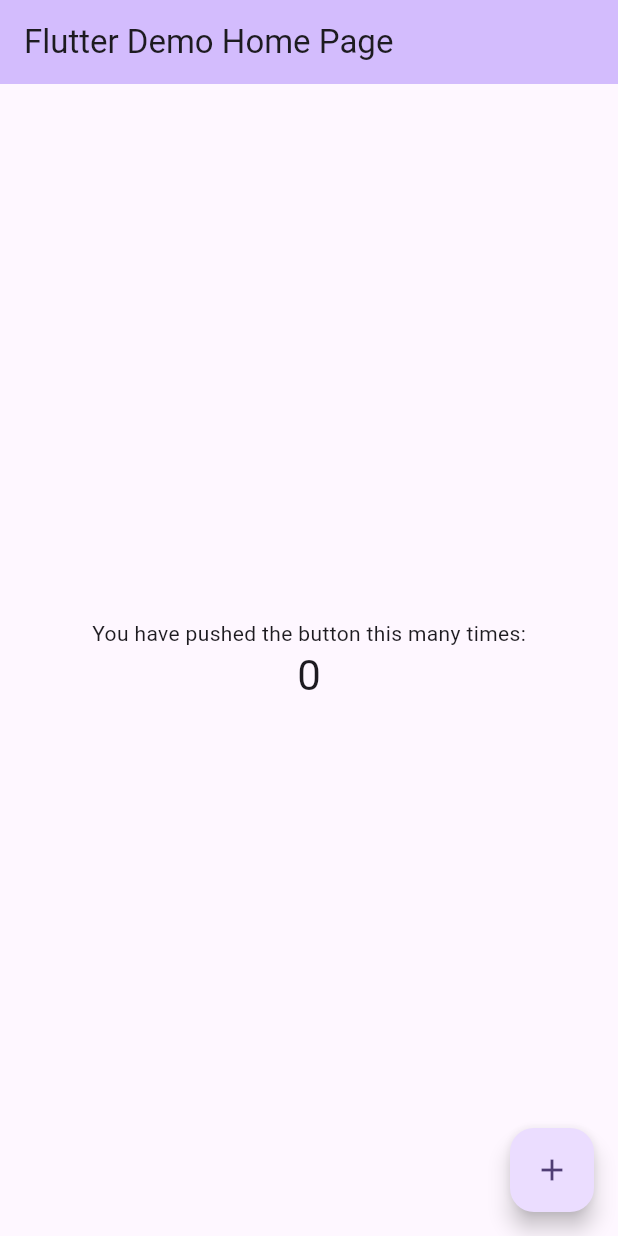
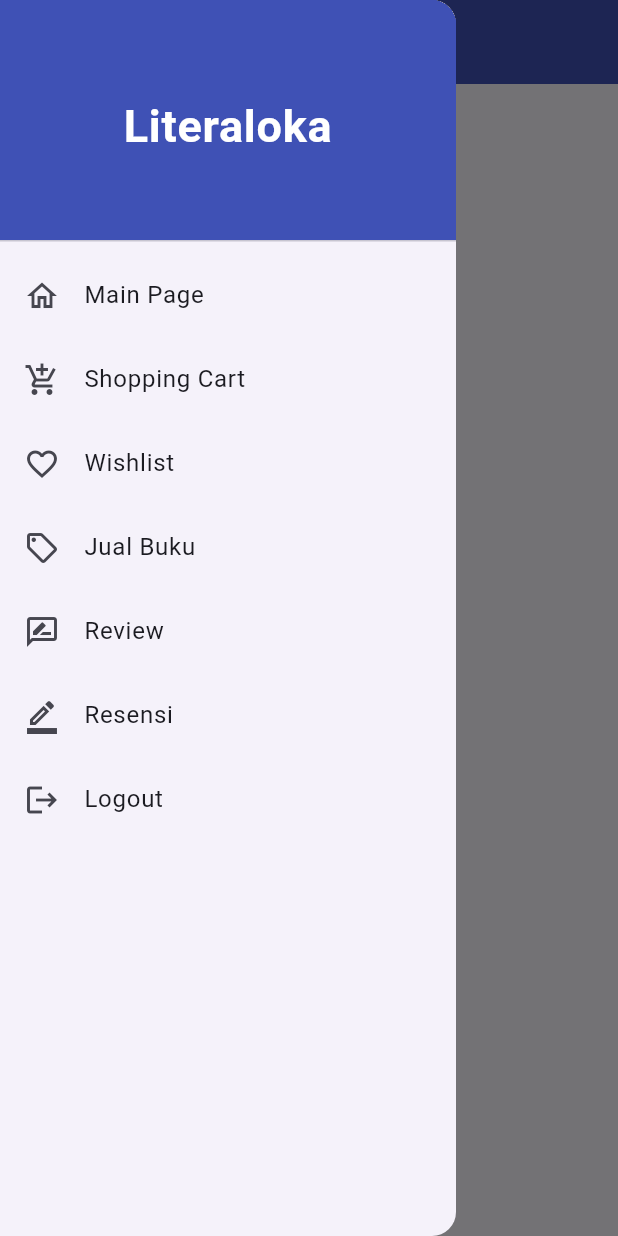
Before and after one commit to GROUP-F01/Proyek-Akhir-Semester-F01, a Flutter app: the screen it shows after launch, with the side drawer open (before the commit the screen has no drawer), on a phone screen of 412 x 824 dp. Run offline on Flutter 3.47's test engine with Material 2 defaults, Android fonts, the phone set to English and light mode, and no system bars.

Commit message:
mulai ngerjain

```diff
--- a/lib/main.dart
+++ b/lib/main.dart
@@ -1,4 +1,5 @@
 import 'package:flutter/material.dart';
+import 'package:literaloka/main/menu.dart';
 
 void main() {
   runApp(const MyApp());
@@ -13,113 +14,10 @@ class MyApp extends StatelessWidget {
     return MaterialApp(
       title: 'Flutter Demo',
       theme: ThemeData(
-        // This is the theme of your application.
-        //
-        // TRY THIS: Try running your application with "flutter run". You'll see
-        // the application has a blue toolbar. Then, without quitting the app,
-        // try changing the seedColor in the colorScheme below to Colors.green
-        // and then invoke "hot reload" (save your changes or press the "hot
-        // reload" button in a Flutter-supported IDE, or press "r" if you used
-        // the command line to start the app).
-        //
-        // Notice that the counter didn't reset back to zero; the application
-        // state is not lost during the reload. To reset the state, use hot
-        // restart instead.
-        //
-        // This works for code too, not just values: Most code changes can be
-        // tested with just a hot reload.
-        colorScheme: ColorScheme.fromSeed(seedColor: Colors.deepPurple),
+        colorScheme: ColorScheme.fromSeed(seedColor: Colors.indigo),
         useMaterial3: true,
       ),
-      home: const MyHomePage(title: 'Flutter Demo Home Page'),
+      home: const MyHomePage()
     );
   }
 }
-
-class MyHomePage extends StatefulWidget {
-  const MyHomePage({super.key, required this.title});
-
-  // This widget is the home page of your application. It is stateful, meaning
-  // that it has a State object (defined below) that contains fields that affect
-  // how it looks.
-
-  // This class is the configuration for the state. It holds the values (in this
-  // case the title) provided by the parent (in this case the App widget) and
-  // used by the build method of the State. Fields in a Widget subclass are
-  // always marked "final".
-
-  final String title;
-
-  @override
-  State<MyHomePage> createState() => _MyHomePageState();
-}
-
-class _MyHomePageState extends State<MyHomePage> {
-  int _counter = 0;
-
-  void _incrementCounter() {
-    setState(() {
-      // This call to setState tells the Flutter framework that something has
-      // changed in this State, which causes it to rerun the build method below
-      // so that the display can reflect the updated values. If we changed
-      // _counter without calling setState(), then the build method would not be
-      // called again, and so nothing would appear to happen.
-      _counter++;
-    });
-  }
-
-  @override
-  Widget build(BuildContext context) {
-    // This method is rerun every time setState is called, for instance as done
-    // by the _incrementCounter method above.
-    //
-    // The Flutter framework has been optimized to make rerunning build methods
-    // fast, so that you can just rebuild anything that needs updating rather
-    // than having to individually change instances of widgets.
-    return Scaffold(
-      appBar: AppBar(
-        // TRY THIS: Try changing the color here to a specific color (to
-        // Colors.amber, perhaps?) and trigger a hot reload to see the AppBar
-        // change color while the other colors stay the same.
-        backgroundColor: Theme.of(context).colorScheme.inversePrimary,
-        // Here we take the value from the MyHomePage object that was created by
-        // the App.build method, and use it to set our appbar title.
-        title: Text(widget.title),
-      ),
-      body: Center(
-        // Center is a layout widget. It takes a single child and positions it
-        // in the middle of the parent.
-        child: Column(
-          // Column is also a layout widget. It takes a list of children and
-          // arranges them vertically. By default, it sizes itself to fit its
-          // children horizontally, and tries to be as tall as its parent.
-          //
-          // Column has various properties to control how it sizes itself and
-          // how it positions its children. Here we use mainAxisAlignment to
-          // center the children vertically; the main axis here is the vertical
-          // axis because Columns are vertical (the cross axis would be
-          // horizontal).
-          //
-          // TRY THIS: Invoke "debug painting" (choose the "Toggle Debug Paint"
-          // action in the IDE, or press "p" in the console), to see the
-          // wireframe for each widget.
-          mainAxisAlignment: MainAxisAlignment.center,
-          children: <Widget>[
-            const Text(
-              'You have pushed the button this many times:',
-            ),
-            Text(
-              '$_counter',
-              style: Theme.of(context).textTheme.headlineMedium,
-            ),
-          ],
-        ),
-      ),
-      floatingActionButton: FloatingActionButton(
-        onPressed: _incrementCounter,
-        tooltip: 'Increment',
-        child: const Icon(Icons.add),
-      ), // This trailing comma makes auto-formatting nicer for build methods.
-    );
-  }
-}
--- /dev/null
+++ b/lib/main/menu.dart
@@ -0,0 +1,53 @@
+import 'package:flutter/material.dart';
+import 'package:literaloka/widgets/left_drawer.dart';
+
+class MyHomePage extends StatelessWidget {
+  const MyHomePage({Key? key}) : super(key: key);
+
+  @override
+  Widget build(BuildContext context) {
+    return Scaffold(
+      appBar: AppBar(
+        title: const Text(
+          'Literaloka',
+        ),
+        backgroundColor: Colors.indigo,
+        foregroundColor: Colors.white,
+      ),
+      drawer: const LeftDrawer(),
+      body: SingleChildScrollView(
+        // Widget wrapper yang dapat discroll
+        child: Padding(
+          padding: const EdgeInsets.all(10.0), // Set padding dari halaman
+          child: Column(
+            // Widget untuk menampilkan children secara vertikal
+            children: <Widget>[
+              const Padding(
+                padding: EdgeInsets.only(top: 10.0, bottom: 10.0),
+                // Widget Text untuk menampilkan tulisan dengan alignment center dan style yang sesuai
+                child: Text(
+                  'Main Page', // Text yang menandakan toko
+                  textAlign: TextAlign.center,
+                  style: TextStyle(
+                    fontSize: 30,
+                    fontWeight: FontWeight.bold,
+                  ),
+                ),
+              ),
+              // Grid layout
+              GridView.count(
+                // Container pada card kita.
+                primary: true,
+                padding: const EdgeInsets.all(20),
+                crossAxisSpacing: 10,
+                mainAxisSpacing: 10,
+                crossAxisCount: 3,
+                shrinkWrap: true,
+              ),
+            ],
+          ),
+        ),
+      ),
+    );
+  }
+}
--- /dev/null
+++ b/lib/widgets/left_drawer.dart
@@ -0,0 +1,115 @@
+import 'package:flutter/material.dart';
+import 'package:literaloka/main/menu.dart';
+
+class LeftDrawer extends StatelessWidget {
+  const LeftDrawer({super.key});
+
+  @override
+  Widget build(BuildContext context) {
+    return Drawer(
+      child: ListView(
+        children: [
+          const DrawerHeader(
+            decoration: BoxDecoration(
+              color: Colors.indigo,
+            ),
+            child: Column(
+              mainAxisAlignment: MainAxisAlignment.center,
+              children: [
+                Text(
+                  'Literaloka',
+                  textAlign: TextAlign.center,
+                  style: TextStyle(
+                    fontSize: 30,
+                    fontWeight: FontWeight.bold,
+                    color: Colors.white,
+                  ),
+                ),
+              ],
+            ),
+          ),
+          ListTile(
+            leading: const Icon(Icons.home_outlined),
+            title: const Text('Main Page'),
+            // Bagian redirection ke MyHomePage
+            onTap: () {
+              Navigator.pushReplacement(
+                  context,
+                  MaterialPageRoute(
+                    builder: (context) => MyHomePage(),
+                  ));
+            },
+          ),
+          ListTile(
+            leading: const Icon(Icons.add_shopping_cart),
+            title: const Text('Shopping Cart'),
+            onTap: () {
+              Navigator.pushReplacement(
+                  context,
+                  MaterialPageRoute(
+                    builder: (context) => MyHomePage(),
+                  ));
+            },
+            // Bagian redirection ke ShopFormPage
+          ),
+          ListTile(
+            leading: const Icon(Icons.favorite_border),
+            title: const Text('Wishlist'),
+            onTap: () {
+              Navigator.pushReplacement(
+                  context,
+                  MaterialPageRoute(
+                    builder: (context) => MyHomePage(),
+                  ));
+            },
+            // Bagian redirection ke ShopFormPage
+          ),
+          ListTile(
+            leading: const Icon(Icons.sell_outlined),
+            title: const Text('Jual Buku'),
+            onTap: () {
+              Navigator.pushReplacement(
+                  context,
+                  MaterialPageRoute(
+                    builder: (context) => MyHomePage(),
+                  ));
+            },
+          ),
+          ListTile(
+            leading: const Icon(Icons.rate_review_outlined),
+            title: const Text('Review'),
+            onTap: () {
+              Navigator.pushReplacement(
+                  context,
+                  MaterialPageRoute(
+                    builder: (context) => MyHomePage(),
+                  ));
+            },
+          ),
+          ListTile(
+            leading: const Icon(Icons.border_color_outlined),
+            title: const Text('Resensi'),
+            onTap: () {
+              Navigator.pushReplacement(
+                  context,
+                  MaterialPageRoute(
+                    builder: (context) => MyHomePage(),
+                  ));
+            },
+          ),
+          ListTile(
+            leading: const Icon(Icons.logout),
+            title: const Text('Logout'),
+            onTap: () {
+              Navigator.pushReplacement(
+                  context,
+                  MaterialPageRoute(
+                    builder: (context) => MyHomePage(),
+                  ));
+            },
+          ),
+        ],
+      ),
+    );
+  }
+}
```
Also changed, not shown: lib/widgets/shop_card.dart (added, +55 -0 lines).
